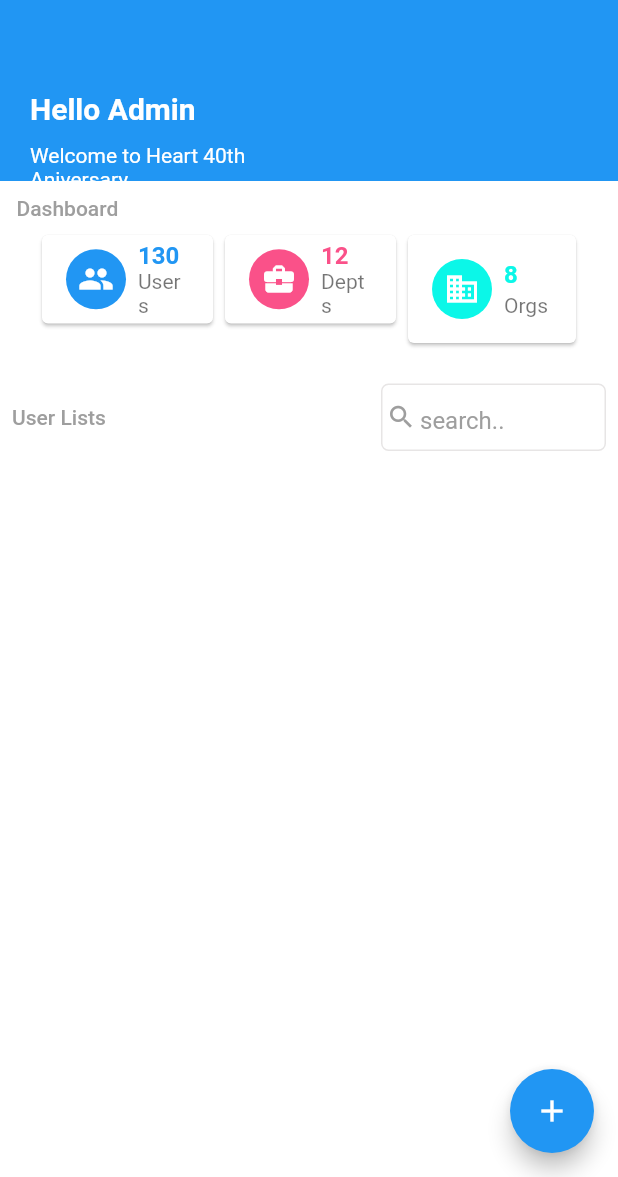
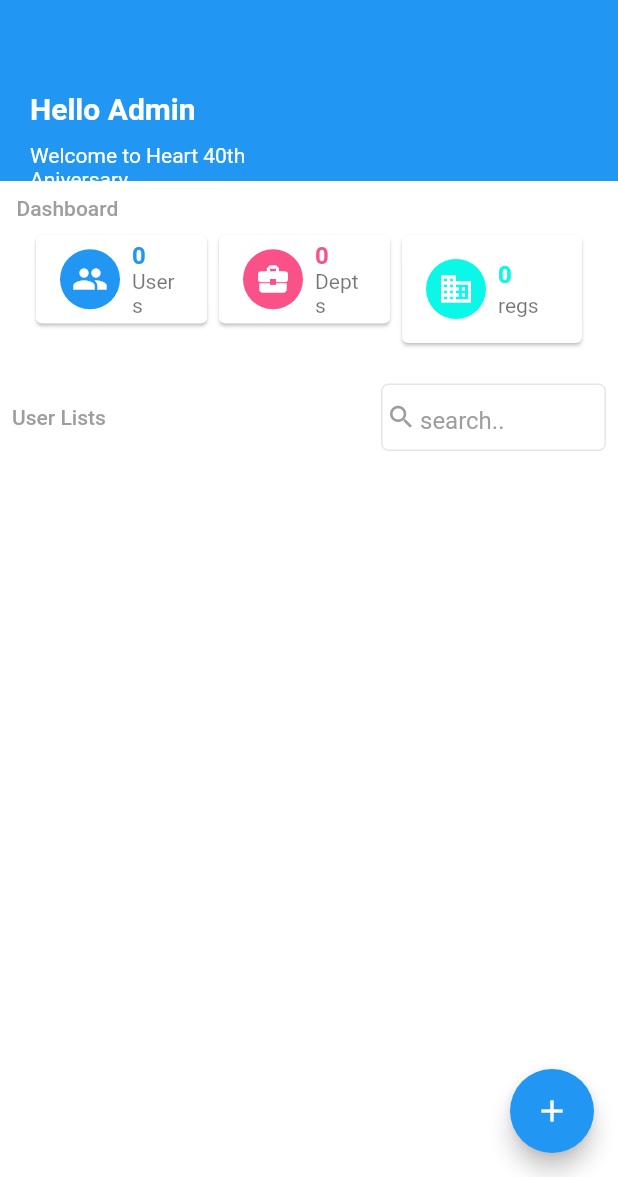
Before and after one commit to The-Azure-Coder/heart_anniversary_app, a Flutter app: the AdminPage screen opened directly, in the side drawer, after a tap on "Log Out", on a phone screen of 412 x 824 dp, the part 59-1236 px from its top. Run offline on Flutter 3.47's test engine with Material 2 defaults, Android fonts, the phone set to English and light mode, and no system bars; our stand-ins replace flutter_secure_storage; accounts and stored records are empty.

Commit message:
admin page add and get update

```diff
--- a/lib/screens/Registration.dart
+++ b/lib/screens/Registration.dart
@@ -279,6 +279,8 @@ class _Register extends State<Register> {
                         ),
                         child: TextButton(
                           onPressed: () async {
+                            print(await register(first_name, last_name,
+                                email_address, phone_number, department));
                             if (await register(first_name, last_name,
                                 email_address, phone_number, department)) {
                               Navigator.of(context).pop(
--- a/lib/screens/admin.dart
+++ b/lib/screens/admin.dart
@@ -1,8 +1,9 @@
 import 'dart:convert';
 
 import 'package:flutter/material.dart';
-import 'package:heart_registration_app/screens/guest_list.dart';
+import 'package:heart_registration_app/screens/login.dart';
 import 'package:heart_registration_app/services/network_handler.dart';
+import 'package:heart_registration_app/services/secure_store.dart';
 import 'package:heart_registration_app/widgets/admin_drawer.dart';
 import 'package:heart_registration_app/widgets/dropdown.dart';
 
@@ -14,33 +15,41 @@ class AdminPage extends StatefulWidget {
 }
 
 class _AdminPageState extends State<AdminPage> {
-  String first_name = '';
-  String last_name = '';
-  String email_address = '';
-  String phone_number = '';
-  String organization = '';
+  var _usersList = [];
+  var _registrantsList = [];
+  var _departList = [];
+  int userCount = 0;
+  int regCount = 0;
+  int deptCount = 0;
+  String fname = '';
+  String lname = '';
+  String email = '';
+  String password = '';
   //defaulted to test until dropdown issue is resolved
   String department = "6341594525e3e385fa19bd50";
   String error = '';
-  Future<bool> register(String firstName, String lastName, String emailAddress,
-      String phoneNumber, String department, String organization) async {
+  Future<bool> register(String fname, String lname, String email,
+      String password, String department) async {
     //check if login
-    print(firstName);
-    print(lastName);
-    print(emailAddress);
-    print(phoneNumber);
+    print(fname);
+    print(lname);
+    print(email);
+    print(password);
     print(department);
-    print(organization);
 
-    Map registerStatus = jsonDecode(await NetworkHandler.post("/registrants", {
-      "first_name": firstName,
-      "last_name": lastName,
-      "email_address": emailAddress,
-      "phoneNumber": phoneNumber,
+    Map registerStatus = jsonDecode(await NetworkHandler.post("/users", {
+      "fname": fname,
+      "lname": lname,
+      "email": email,
+      "password": password,
       "department": department,
-      "organization": organization,
     }));
     print(registerStatus);
+    if (registerStatus["status"] == 201) {
+      print("User created");
+      print(registerStatus);
+      return true;
+    }
 
     setState(() {
       error = registerStatus["error"];
@@ -48,23 +57,57 @@ class _AdminPageState extends State<AdminPage> {
     return false;
   }
 
-  var _registrantsList = [];
+  void getUsers() async {
+    try {
+      final response = await NetworkHandler.get(endpoint: '/users');
+      final jsonData = jsonDecode(response)['data'];
+      print(response);
+
+      setState(() {
+        _usersList = jsonData;
+        userCount = _usersList.length;
+      });
+    } catch (err) {}
+  }
+
   void getRegistrants() async {
-    final url = await NetworkHandler.get(endpoint: '/registrants');
     try {
       final response = await NetworkHandler.get(endpoint: '/registrants');
       final jsonData = jsonDecode(response)['data'];
-      print(jsonData);
+      print(response);
 
       setState(() {
         _registrantsList = jsonData;
+        regCount = _registrantsList.length;
       });
     } catch (err) {}
+  }
+
+  void getdepartments() async {
+    try {
+      final response = await NetworkHandler.get(endpoint: '/departments');
+      final jsonData = jsonDecode(response)['data'];
+      print(response);
+
+      setState(() {
+        _departList = jsonData;
+        deptCount = _departList.length;
+      });
+    } catch (err) {}
+  }
+
+  void logOut() {
+    SecureStore.logout();
+    Navigator.pushReplacement(
+        context, MaterialPageRoute(builder: (context) => const Login()));
   }
 
   @override
   void initState() {
     super.initState();
+    getRegistrants();
+    getUsers();
+    getdepartments();
     getRegistrants();
   }
 
@@ -87,7 +130,7 @@ class _AdminPageState extends State<AdminPage> {
             actions: [
               TextButton(
                 onPressed: () {
-                  Navigator.pop(context);
+                  logOut();
                 },
                 child: const Text('Log Out',
                     style: TextStyle(
@@ -138,13 +181,13 @@ class _AdminPageState extends State<AdminPage> {
             ),
             Wrap(
               alignment: WrapAlignment.center,
-              children: const [
+              children: [
                 SizedBox(
                   width: 122,
                   child: Card(
                     child: ListTile(
                       horizontalTitleGap: 8,
-                      leading: CircleAvatar(
+                      leading: const CircleAvatar(
                         backgroundColor: Colors.blue,
                         child: Icon(
                           Icons.people,
@@ -152,13 +195,13 @@ class _AdminPageState extends State<AdminPage> {
                         ),
                       ),
                       title: Text(
-                        '130',
-                        style: TextStyle(
+                        '$userCount',
+                        style: const TextStyle(
                           fontWeight: FontWeight.w600,
                           color: Colors.blue,
                         ),
                       ),
-                      subtitle: Text('Users'),
+                      subtitle: const Text('Users'),
                     ),
                   ),
                 ),
@@ -167,7 +210,7 @@ class _AdminPageState extends State<AdminPage> {
                   child: Card(
                     child: ListTile(
                       horizontalTitleGap: 8,
-                      leading: CircleAvatar(
+                      leading: const CircleAvatar(
                         backgroundColor: Color.fromARGB(255, 250, 81, 137),
                         child: Icon(
                           Icons.business_center,
@@ -175,22 +218,22 @@ class _AdminPageState extends State<AdminPage> {
                         ),
                       ),
                       title: Text(
-                        '12',
-                        style: TextStyle(
+                        '$deptCount',
+                        style: const TextStyle(
                           fontWeight: FontWeight.w600,
                           color: Color.fromARGB(255, 250, 81, 137),
                         ),
                       ),
-                      subtitle: Text('Depts'),
+                      subtitle: const Text('Depts'),
                     ),
                   ),
                 ),
                 SizedBox(
-                  width: 120,
+                  width: 128,
                   child: Card(
                     child: ListTile(
                       horizontalTitleGap: 8,
-                      leading: CircleAvatar(
+                      leading: const CircleAvatar(
                         backgroundColor: Color.fromARGB(255, 11, 247, 232),
                         child: Icon(
                           Icons.business,
@@ -198,17 +241,17 @@ class _AdminPageState extends State<AdminPage> {
                         ),
                       ),
                       title: Text(
-                        '8',
-                        style: TextStyle(
+                        '$regCount',
+                        style: const TextStyle(
                           fontWeight: FontWeight.w600,
                           color: Color.fromARGB(255, 11, 247, 232),
                         ),
                       ),
-                      subtitle: Text('Orgs'),
+                      subtitle: const Text('regs'),
                     ),
                   ),
                 ),
-                SizedBox(
+                const SizedBox(
                   height: 12,
                 ),
               ],
@@ -255,9 +298,9 @@ class _AdminPageState extends State<AdminPage> {
             ListView.builder(
               shrinkWrap: true,
               physics: const ScrollPhysics(),
-              itemCount: _registrantsList.length,
+              itemCount: _usersList.length,
               itemBuilder: (context, i) {
-                final registrant = _registrantsList[i];
+                final registrant = _usersList[i];
                 return Column(
                   children: [
                     Container(
@@ -266,7 +309,7 @@ class _AdminPageState extends State<AdminPage> {
                         children: [
                           Card(
                             child: ListTile(
-                                title: Text("${registrant['first_name']}"),
+                                title: Text("${registrant['fname']}"),
                                 subtitle: Text("${registrant['department']}"),
                                 trailing: PopupMenuButton(
                                   itemBuilder: (context) {
@@ -338,7 +381,7 @@ class _AdminPageState extends State<AdminPage> {
                           onChanged: (value) {
                             setState(() {
                               error = "";
-                              first_name = value;
+                              fname = value;
                             });
                           },
                           decoration: const InputDecoration(
@@ -356,7 +399,7 @@ class _AdminPageState extends State<AdminPage> {
                           onChanged: (value) {
                             setState(() {
                               error = "";
-                              last_name = value;
+                              lname = value;
                             });
                           },
                           decoration: const InputDecoration(
@@ -373,7 +416,7 @@ class _AdminPageState extends State<AdminPage> {
                           onChanged: (value) {
                             setState(() {
                               error = "";
-                              email_address = value;
+                              email = value;
                             });
                           },
                           decoration: const InputDecoration(
@@ -387,31 +430,19 @@ class _AdminPageState extends State<AdminPage> {
                       SizedBox(
                         width: 120,
                         child: TextFormField(
-                          keyboardType: TextInputType.name,
+                          obscureText: true,
                           onChanged: (value) {
                             setState(() {
                               error = "";
-                              phone_number = value;
+                              password = value;
                             });
                           },
                           decoration: const InputDecoration(
-                            labelText: 'Phone No.',
+                            labelText: 'Password',
                           ),
                         ),
                       ),
                     ]),
-                    TextFormField(
-                      keyboardType: TextInputType.name,
-                      onChanged: (value) {
-                        setState(() {
-                          error = "";
-                          organization = value;
-                        });
-                      },
-                      decoration: const InputDecoration(
-                        labelText: 'Organization',
-                      ),
-                    ),
                     const SizedBox(
                       height: 15,
                     ),
@@ -442,10 +473,11 @@ class _AdminPageState extends State<AdminPage> {
               ),
               TextButton(
                 onPressed: () async {
-                  if (await register(first_name, last_name, email_address,
-                      phone_number, department, organization)) {
-                    Navigator.of(context).pop(MaterialPageRoute(
-                        builder: (context) => const AdminPage()));
+                  if (await register(
+                      fname, lname, email, password, department)) {
+                    print('here');
+                    Navigator.pop(context);
+                    getRegistrants();
                   }
                 },
                 child: const Text('Add User'),
--- a/lib/screens/login.dart
+++ b/lib/screens/login.dart
@@ -22,7 +22,7 @@ class _Login extends State<Login> {
     String response = await NetworkHandler.post(
         "/authenticate", {"email": email, "password": password});
     print(response);
-    Map userData = jsonDecode(response);
+    Map<String, dynamic> userData = jsonDecode(response);
     if (userData["status"] == 200) {
       SecureStore.storeToken("jwt-auth", userData["data"]["token"]);
       SecureStore.createUser(userData["data"]["user"]);
--- a/lib/services/network_handler.dart
+++ b/lib/services/network_handler.dart
@@ -59,7 +59,6 @@ class NetworkHandler {
       host: "heart40.herokuapp.com",
       path: "/api/v1$segment",
       // queryParameters: queryParams
-      query: "don=donna",
     );
 
     return uri;
```
